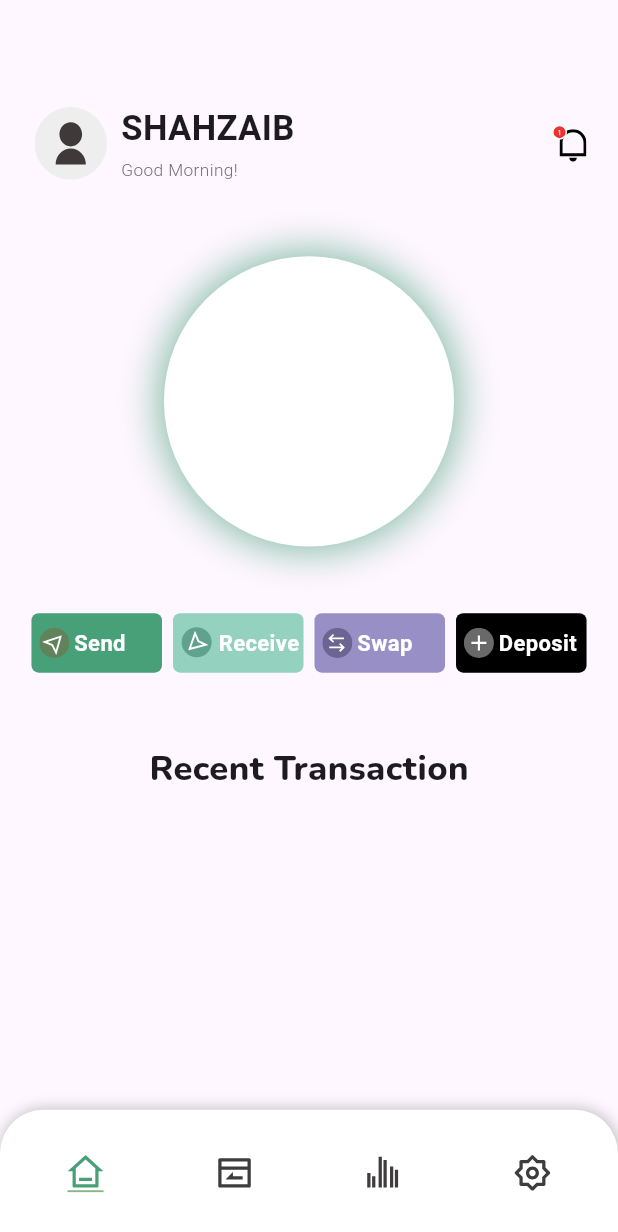
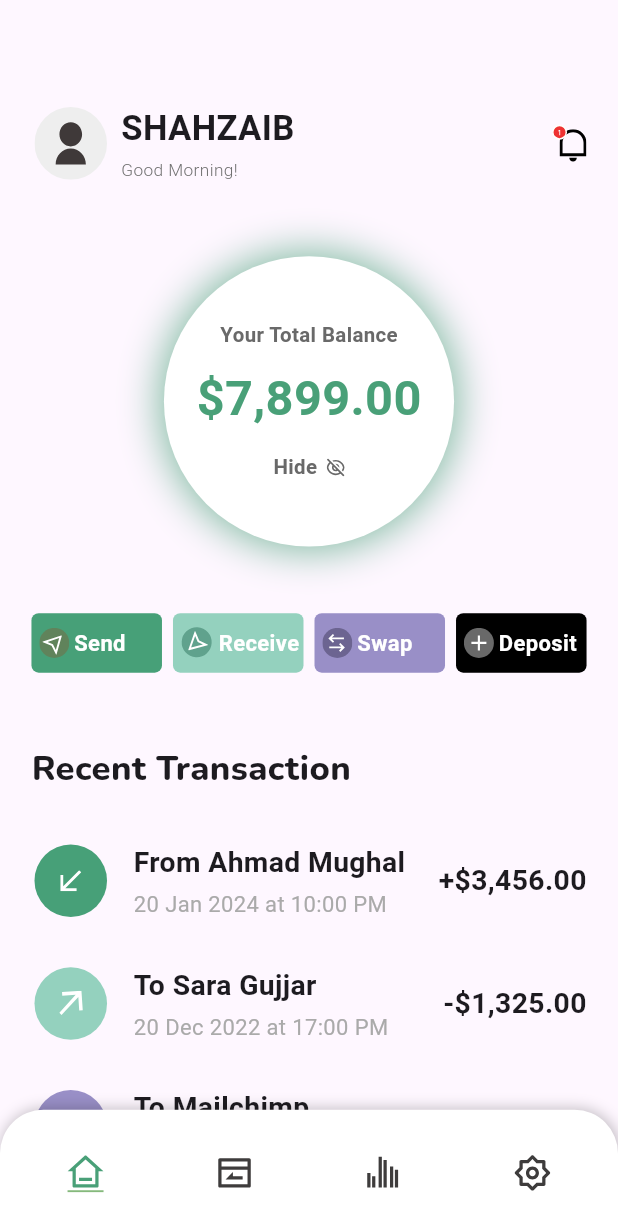
Before and after one commit to msx-git/flutter_day_5, a Flutter app: the screen it shows after launch, on a phone screen of 412 x 824 dp. Shown: the top 1232 px of the screen. Run offline on Flutter 3.47's test engine with Material 3 defaults, Android fonts, the phone set to English and light mode, and no system bars; our stand-ins replace flutter_screenutil, flutter_svg, google_fonts.

Commit message:
Page 1 is done.

```diff
--- a/lib/ui/home/home.dart
+++ b/lib/ui/home/home.dart
@@ -1,3 +1,5 @@
+import 'dart:math';
+
 import 'package:flutter/material.dart';
 import 'package:flutter_screenutil/flutter_screenutil.dart';
 import 'package:flutter_svg/flutter_svg.dart';
@@ -12,6 +14,24 @@ class HomePage extends StatelessWidget {
     'Swap',
     'Deposit',
   ];
+
+  final List<Map<String, dynamic>> transactions = const [
+    {
+      'name': 'From Ahmad Mughal',
+      'date': '20 Jan 2024 at 10:00 PM',
+      'amount': '+\$3,456.00'
+    },
+    {
+      'name': 'To Sara Gujjar',
+      'date': '20 Dec 2022 at 17:00 PM',
+      'amount': '-\$1,325.00'
+    },
+    {
+      'name': 'To Mailchimp',
+      'date': '15 March 2020 at 08:00 PM',
+      'amount': '-\$500.00'
+    }
+  ];
   final iconColors = const [
     Color(0xff47A078),
     Color(0xff94D1BE),
@@ -21,8 +41,10 @@ class HomePage extends StatelessWidget {
 
   @override
   Widget build(BuildContext context) {
+    int option = Random().nextInt(2);
     return Scaffold(
-      body: Padding(
+      body: SingleChildScrollView(
+        child: Padding(
           padding: EdgeInsets.symmetric(horizontal: 20.w),
           child: Column(
             children: [
@@ -75,7 +97,47 @@ class HomePage extends StatelessWidget {
                     ),
                   ],
                 ),
+                child: Column(
+                  mainAxisAlignment: MainAxisAlignment.center,
+                  children: [
+                    Text(
+                      "Your Total Balance",
+                      style: GoogleFonts.inriaSans(
+                        fontSize: 13.sp,
+                        fontWeight: FontWeight.w700,
+                        color: const Color(0xff696969),
                       ),
+                    ),
+                    SizedBox(height: 10.h),
+                    Text(
+                      "\$7,899.00",
+                      style: GoogleFonts.inriaSans(
+                        color: const Color(0xff49A078),
+                        fontWeight: FontWeight.w700,
+                        fontSize: 31.sp,
+                      ),
+                    ),
+                    SizedBox(height: 14.h),
+                    Row(
+                      mainAxisSize: MainAxisSize.min,
+                      children: [
+                        Text(
+                          'Hide',
+                          style: GoogleFonts.inriaSans(
+                            color: const Color(0xff696969),
+                            fontWeight: FontWeight.w700,
+                            fontSize: 13.sp,
+                          ),
+                        ),
+                        SizedBox(width: 6.w),
+                        SvgPicture.asset('assets/icons/hidden.svg'),
+                      ],
+                    ),
+                  ],
+                ),
+              ),
+
+              /// Buttons
               Row(
                 mainAxisAlignment: MainAxisAlignment.spaceBetween,
                 children: [
@@ -106,14 +168,73 @@ class HomePage extends StatelessWidget {
                 ],
               ),
               SizedBox(height: 49.h),
-            Text(
+              Align(
+                alignment: Alignment.centerLeft,
+                child: Text(
                   'Recent Transaction',
                   style: GoogleFonts.nunito(
                     fontWeight: FontWeight.w800,
                     fontSize: 22.sp,
                   ),
                 ),
+              ),
+              SizedBox(height: 18.h),
+
+              /// Recent Transactions List
+              Column(
+                mainAxisSize: MainAxisSize.min,
+                children: [
+                  for (int i = 0; i < 3; i++)
+                    Padding(
+                      padding: const EdgeInsets.symmetric(vertical: 15.0),
+                      child: Row(
+                        children: [
+                          Container(
+                            height: 50.h,
+                            width: 50.w,
+                            alignment: Alignment.center,
+                            decoration: BoxDecoration(
+                              color: iconColors[i],
+                              shape: BoxShape.circle,
+                            ),
+                            child: SvgPicture.asset(
+                              'assets/icons/${i == 0 ? 'from' : 'to'}.svg',
+                            ),
+                          ),
+                          SizedBox(width: 15.w),
+                          Column(
+                            crossAxisAlignment: CrossAxisAlignment.start,
+                            children: [
+                              Text(
+                                transactions[i]['name'],
+                                style: GoogleFonts.inriaSans(
+                                    fontSize: 18.sp,
+                                    fontWeight: FontWeight.w700),
+                              ),
+                              SizedBox(height: 4.h),
+                              Text(
+                                transactions[i]['date'],
+                                style: GoogleFonts.inriaSans(
+                                  fontSize: 14.sp,
+                                  fontWeight: FontWeight.w400,
+                                  color: const Color(0xffAAAAAA),
+                                ),
+                              ),
                             ],
+                          ),
+                          const Expanded(child: SizedBox()),
+                          Text(
+                            transactions[i]['amount'],
+                            style: GoogleFonts.inriaSans(
+                                fontSize: 18.sp, fontWeight: FontWeight.w700),
+                          )
+                        ],
+                      ),
+                    )
+                ],
+              )
+            ],
+          ),
         ),
       ),
     );
```
Also changed, not shown: assets/icons/from.svg (added), assets/icons/hidden.svg (added), assets/icons/to.svg (added). Lines whose indentation alone changed are shown as unchanged.
